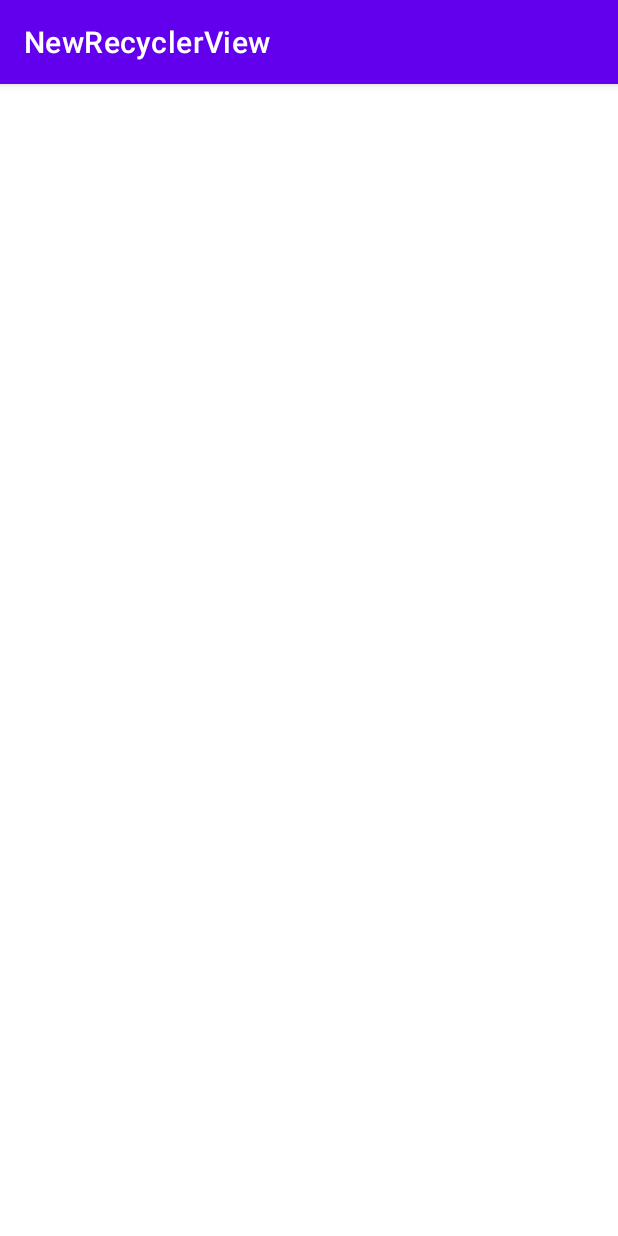
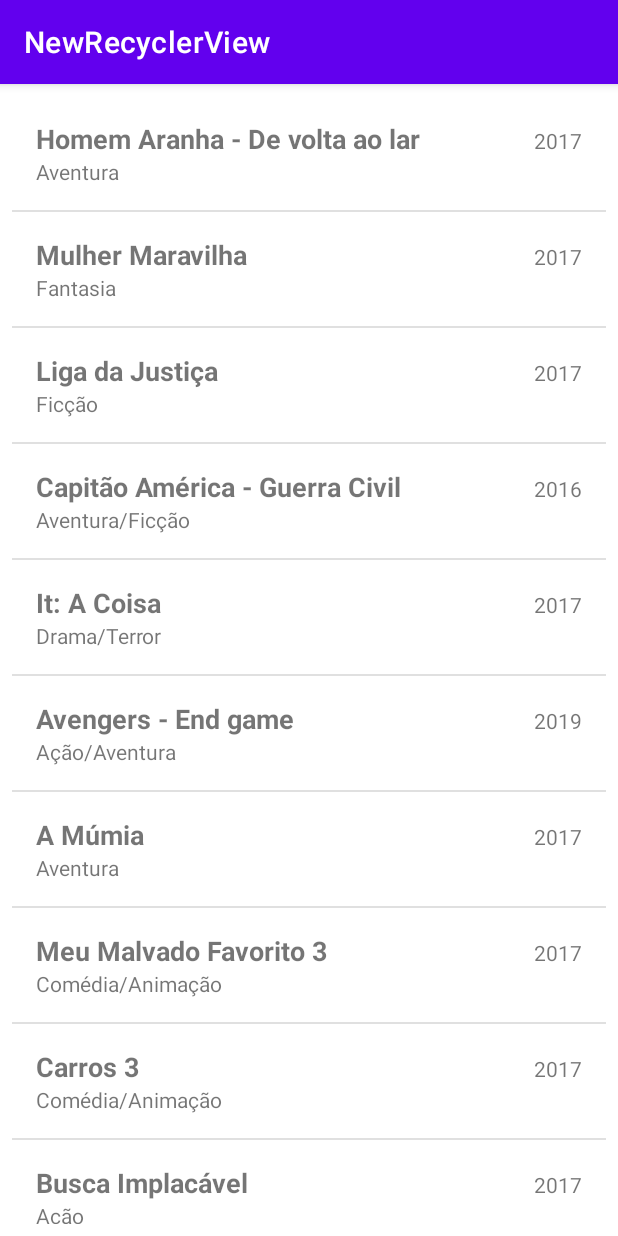
Before and after one commit to andrealemao/NewRecyclerView, an Android app: the screen it shows after launch (MainActivity), on a phone screen of 412 x 824 dp. Run offline under Robolectric (Android 15) with nearby library versions, the phone set to English and light mode, and no system bars.

Commit message:
Finish recycler view

```diff
--- a/app/src/main/AndroidManifest.xml
+++ b/app/src/main/AndroidManifest.xml
@@ -9,7 +9,7 @@
         android:roundIcon="@mipmap/ic_launcher_round"
         android:supportsRtl="true"
         android:theme="@style/Theme.NewRecyclerView">
-        <activity android:name=".MainActivity">
+        <activity android:name=".activity.MainActivity">
             <intent-filter>
                 <action android:name="android.intent.action.MAIN" />
 
--- a/app/src/main/java/com/cursoandroid/newrecyclerview/MainActivity.java
+++ /dev/null
@@ -1,29 +0,0 @@
-package com.cursoandroid.newrecyclerview;
-
-import androidx.appcompat.app.AppCompatActivity;
-import androidx.recyclerview.widget.LinearLayoutManager;
-import androidx.recyclerview.widget.RecyclerView;
-
-import android.os.Bundle;
-import android.widget.Toast;
-
-public class MainActivity extends AppCompatActivity {
-    private RecyclerView recyclerView;
-
-    @Override
-    protected void onCreate(Bundle savedInstanceState) {
-        super.onCreate(savedInstanceState);
-        setContentView(R.layout.activity_main);
-
-        recyclerView = findViewById(R.id.recyclerView);
-
-        //configura adapter
-
-
-        //configurar recyclerview
-        RecyclerView.LayoutManager layoutManager = new LinearLayoutManager(getApplicationContext());
-        recyclerView.setLayoutManager(layoutManager);
-        recyclerView.setHasFixedSize(true);
-//        recyclerView.setAdapter();
-    }
-}
--- /dev/null
+++ b/app/src/main/java/com/cursoandroid/newrecyclerview/RecyclerItemClickListener.java
@@ -0,0 +1,65 @@
+package com.cursoandroid.newrecyclerview;
+
+import android.content.Context;
+import android.view.GestureDetector;
+import android.view.MotionEvent;
+import android.view.View;
+import android.widget.AdapterView;
+import androidx.recyclerview.widget.RecyclerView;
+
+/**
+ * Created by Jamilton
+ * RecyclerView não possui o método OnItemClickListener para identificar o clique do item.
+ * Você precisa escrever sua própria classe que se estende RecyclerView.OnItemTouchListener .
+ */
+
+public class RecyclerItemClickListener implements RecyclerView.OnItemTouchListener {
+
+    private OnItemClickListener mListener;
+    GestureDetector mGestureDetector;
+
+    @Override
+    public boolean onInterceptTouchEvent(RecyclerView rv, MotionEvent e) {
+        View childView = rv.findChildViewUnder(e.getX(), e.getY());
+        if (childView != null && mListener != null && mGestureDetector.onTouchEvent(e)) {
+            mListener.onItemClick(childView, rv.getChildAdapterPosition(childView));
+            return true;
+        }
+        return false;
+    }
+
+    @Override
+    public void onTouchEvent(RecyclerView rv, MotionEvent e) {
+
+    }
+
+    @Override
+    public void onRequestDisallowInterceptTouchEvent(boolean disallowIntercept) {
+
+    }
+
+    public interface OnItemClickListener extends AdapterView.OnItemClickListener {
+        public void onItemClick(View view, int position);
+
+        public void onLongItemClick(View view, int position);
+    }
+
+    public RecyclerItemClickListener(Context context, final RecyclerView recyclerView, OnItemClickListener listener) {
+        mListener = listener;
+        mGestureDetector = new GestureDetector(context, new GestureDetector.SimpleOnGestureListener() {
+            @Override
+            public boolean onSingleTapUp(MotionEvent e) {
+                return true;
+            }
+
+            @Override
+            public void onLongPress(MotionEvent e) {
+                View child = recyclerView.findChildViewUnder(e.getX(), e.getY());
+                if (child != null && mListener != null) {
+                    mListener.onLongItemClick(child, recyclerView.getChildAdapterPosition(child));
+                }
+            }
+        });
+
+    }
+}
--- /dev/null
+++ b/app/src/main/java/com/cursoandroid/newrecyclerview/activity/MainActivity.java
@@ -0,0 +1,95 @@
+package com.cursoandroid.newrecyclerview.activity;
+
+import androidx.appcompat.app.AppCompatActivity;
+import androidx.recyclerview.widget.DividerItemDecoration;
+import androidx.recyclerview.widget.LinearLayoutManager;
+import androidx.recyclerview.widget.RecyclerView;
+
+import android.os.Bundle;
+import android.view.View;
+import android.widget.AdapterView;
+import android.widget.LinearLayout;
+import android.widget.Toast;
+
+import com.cursoandroid.newrecyclerview.R;
+import com.cursoandroid.newrecyclerview.RecyclerItemClickListener;
+import com.cursoandroid.newrecyclerview.adapter.Adapter;
+import com.cursoandroid.newrecyclerview.model.Filme;
+
+import java.util.ArrayList;
+import java.util.List;
+
+public class MainActivity extends AppCompatActivity {
+    private RecyclerView recyclerView;
+    private List<Filme> filmes = new ArrayList<>();
+
+    @Override
+    protected void onCreate(Bundle savedInstanceState) {
+        super.onCreate(savedInstanceState);
+        setContentView(R.layout.activity_main);
+
+        recyclerView = findViewById(R.id.recyclerView);
+
+        //listagem de filmes
+        this.criarFilmes();
+
+        //configura adapter
+        Adapter adapter = new Adapter(filmes);
+
+        //configurar recyclerview
+        RecyclerView.LayoutManager layoutManager = new LinearLayoutManager(getApplicationContext());
+        recyclerView.setLayoutManager(layoutManager);
+        recyclerView.setHasFixedSize(true);
+        recyclerView.addItemDecoration(new DividerItemDecoration(this, LinearLayout.VERTICAL));
+        recyclerView.setAdapter(adapter);
+
+        //evento de click
+        recyclerView.addOnItemTouchListener(
+                new RecyclerItemClickListener(
+                        getApplicationContext(),
+                        recyclerView,
+                        new RecyclerItemClickListener.OnItemClickListener() {
+                            @Override
+                            public void onItemClick(View view, int position) {
+                                Filme filme = filmes.get(position);
+                                Toast.makeText(getApplicationContext(), "Item Pressionado: " + filme.getTituloFilme(), Toast.LENGTH_SHORT).show();
+                            }
+
+                            @Override
+                            public void onLongItemClick(View view, int position) {
+                                Filme filme = filmes.get(position);
+                                Toast.makeText(getApplicationContext(), "Click longo: " + filme.getTituloFilme(), Toast.LENGTH_SHORT).show();
+                            }
+
+                            @Override
+                            public void onItemClick(AdapterView<?> parent, View view, int position, long id) {
+
+                            }
+                        }
+                )
+        );
+    }
+
+    public void criarFilmes() {
+        Filme filme = new Filme("Homem Aranha - De volta ao lar", "Aventura", "2017");
+        this.filmes.add(filme);
+        filme = new Filme("Mulher Maravilha", "Fantasia", "2017");
+        this.filmes.add(filme);
+        filme = new Filme("Liga da Justiça", "Ficção", "2017");
+        this.filmes.add(filme);
+        filme = new Filme("Capitão América - Guerra Civil", "Aventura/Ficção", "2016");
+        this.filmes.add(filme);
+        filme = new Filme("It: A Coisa", "Drama/Terror", "2017");
+        this.filmes.add(filme);
+        filme = new Filme("Avengers - End game", "Ação/Aventura", "2019");
+        this.filmes.add(filme);
+        filme = new Filme("A Múmia", "Aventura", "2017");
+        this.filmes.add(filme);
+        filme = new Filme("Meu Malvado Favorito 3", "Comédia/Animação", "2017");
+        this.filmes.add(filme);
+        filme = new Filme("Carros 3", "Comédia/Animação", "2017");
+        this.filmes.add(filme);
+        filme = new Filme("Busca Implacável", "Ação", "2017");
+        this.filmes.add(filme);
+    }
+}
--- /dev/null
+++ b/app/src/main/java/com/cursoandroid/newrecyclerview/adapter/Adapter.java
@@ -0,0 +1,57 @@
+package com.cursoandroid.newrecyclerview.adapter;
+
+import android.view.LayoutInflater;
+import android.view.View;
+import android.view.ViewGroup;
+import android.widget.Filter;
+import android.widget.TextView;
+
+import androidx.annotation.NonNull;
+import androidx.recyclerview.widget.RecyclerView;
+
+import com.cursoandroid.newrecyclerview.R;
+import com.cursoandroid.newrecyclerview.model.Filme;
+
+import java.util.List;
+
+public class Adapter extends RecyclerView.Adapter<Adapter.MyViewHolder> {
+    private List<Filme> listaFilmes;
+
+    public Adapter(List<Filme> filmes) {
+        this.listaFilmes = filmes;
+    }
+
+    @NonNull
+    @Override
+    public MyViewHolder onCreateViewHolder(@NonNull ViewGroup parent, int viewType) {
+        View itemLista = LayoutInflater.from(parent.getContext()).inflate(R.layout.adapter_lista, parent, false);
+        return new MyViewHolder(itemLista);
+    }
+
+    @Override
+    public void onBindViewHolder(@NonNull MyViewHolder holder, int position) {
+        Filme filme = listaFilmes.get(position);
+        holder.titulo.setText(filme.getTituloFilme());
+        holder.genero.setText(filme.getGenero());
+        holder.ano.setText(filme.getAno());
+    }
+
+    @Override
+    public int getItemCount() {
+        return listaFilmes.size();
+    }
+
+    public class MyViewHolder extends RecyclerView.ViewHolder {
+        TextView titulo;
+        TextView ano;
+        TextView genero;
+
+        public MyViewHolder(@NonNull View itemView) {
+            super(itemView);
+
+            titulo = itemView.findViewById(R.id.textTitulo);
+            ano = itemView.findViewById(R.id.textAno);
+            genero = itemView.findViewById(R.id.textGenero);
+        }
+    }
+}
--- /dev/null
+++ b/app/src/main/java/com/cursoandroid/newrecyclerview/model/Filme.java
@@ -0,0 +1,41 @@
+package com.cursoandroid.newrecyclerview.model;
+
+public class Filme {
+    private String tituloFilme;
+    private String genero;
+    private String ano;
+
+    public Filme() {
+
+    }
+
+    public Filme(String tituloFilme, String genero, String ano) {
+        this.tituloFilme = tituloFilme;
+        this.genero = genero;
+        this.ano = ano;
+    }
+
+    public String getTituloFilme() {
+        return tituloFilme;
+    }
+
+    public void setTituloFilme(String tituloFilme) {
+        this.tituloFilme = tituloFilme;
+    }
+
+    public String getGenero() {
+        return genero;
+    }
+
+    public void setGenero(String genero) {
+        this.genero = genero;
+    }
+
+    public String getAno() {
+        return ano;
+    }
+
+    public void setAno(String ano) {
+        this.ano = ano;
+    }
+}
--- a/app/src/main/res/layout/activity_main.xml
+++ b/app/src/main/res/layout/activity_main.xml
@@ -4,7 +4,7 @@
     xmlns:tools="http://schemas.android.com/tools"
     android:layout_width="match_parent"
     android:layout_height="match_parent"
-    tools:context=".MainActivity">
+    tools:context=".activity.MainActivity">
 
     <androidx.recyclerview.widget.RecyclerView
         android:id="@+id/recyclerView"
--- /dev/null
+++ b/app/src/main/res/layout/adapter_lista.xml
@@ -0,0 +1,38 @@
+<?xml version="1.0" encoding="utf-8"?>
+<LinearLayout xmlns:android="http://schemas.android.com/apk/res/android"
+    android:layout_width="match_parent"
+    android:layout_height="wrap_content"
+    android:layout_margin="16dp"
+    android:orientation="vertical">
+
+    <LinearLayout
+        android:layout_width="match_parent"
+        android:layout_height="wrap_content"
+        android:orientation="horizontal">
+
+        <TextView
+            android:id="@+id/textTitulo"
+            android:layout_width="wrap_content"
+            android:layout_height="wrap_content"
+            android:layout_weight="5"
+            android:text="Título"
+            android:textSize="18sp"
+            android:textStyle="bold" />
+
+        <TextView
+            android:id="@+id/textAno"
+            android:layout_width="wrap_content"
+            android:layout_height="wrap_content"
+            android:layout_weight="1"
+            android:text="Ano"
+            android:textAlignment="textEnd" />
+
+    </LinearLayout>
+
+    <TextView
+        android:id="@+id/textGenero"
+        android:layout_width="match_parent"
+        android:layout_height="wrap_content"
+        android:text="Genero" />
+
+</LinearLayout>
```
